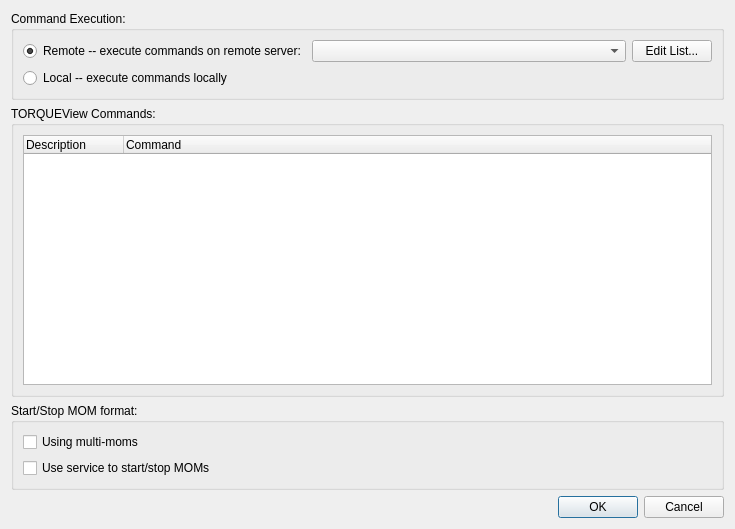
This is configdlg.ui in davidivanmarsh/TORQUEView as Qt 5 draws it before an edit. The edited form follows.
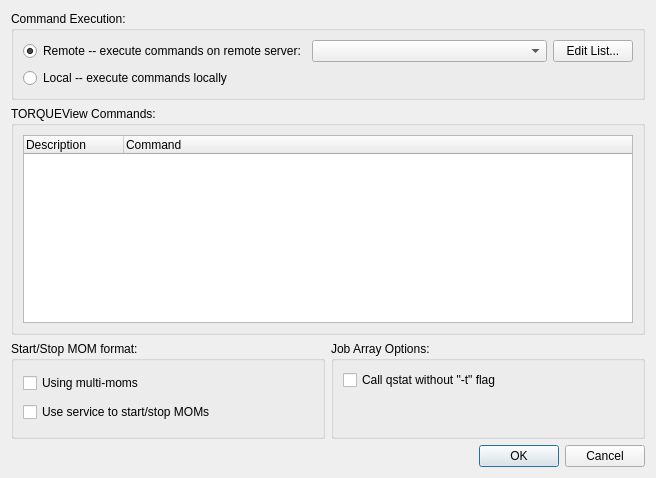
This is the edited form.

Commit message: improved job array support, particularly in Jobs tab display

```diff
--- a/configdlg.ui
+++ b/configdlg.ui
@@ -6,8 +6,8 @@
    <rect>
     <x>0</x>
     <y>0</y>
-    <width>735</width>
-    <height>529</height>
+    <width>656</width>
+    <height>478</height>
    </rect>
   </property>
   <property name="windowTitle">
@@ -136,6 +136,35 @@
        </layout>
       </widget>
      </item>
+     <item>
+      <widget class="QGroupBox" name="groupBox_4">
+       <property name="title">
+        <string>Job Array Options:</string>
+       </property>
+       <layout class="QVBoxLayout" name="verticalLayout_3">
+        <item>
+         <widget class="QCheckBox" name="checkBox_CallQstatWithoutTOption">
+          <property name="text">
+           <string>Call qstat without &quot;-t&quot; flag</string>
+          </property>
+         </widget>
+        </item>
+        <item>
+         <spacer name="verticalSpacer">
+          <property name="orientation">
+           <enum>Qt::Vertical</enum>
+          </property>
+          <property name="sizeHint" stdset="0">
+           <size>
+            <width>20</width>
+            <height>40</height>
+           </size>
+          </property>
+         </spacer>
+        </item>
+       </layout>
+      </widget>
+     </item>
     </layout>
    </item>
    <item>
```
Left out of the diff: 2 changed lines with no effect on the pictures. The commit also changes 4 other files.
